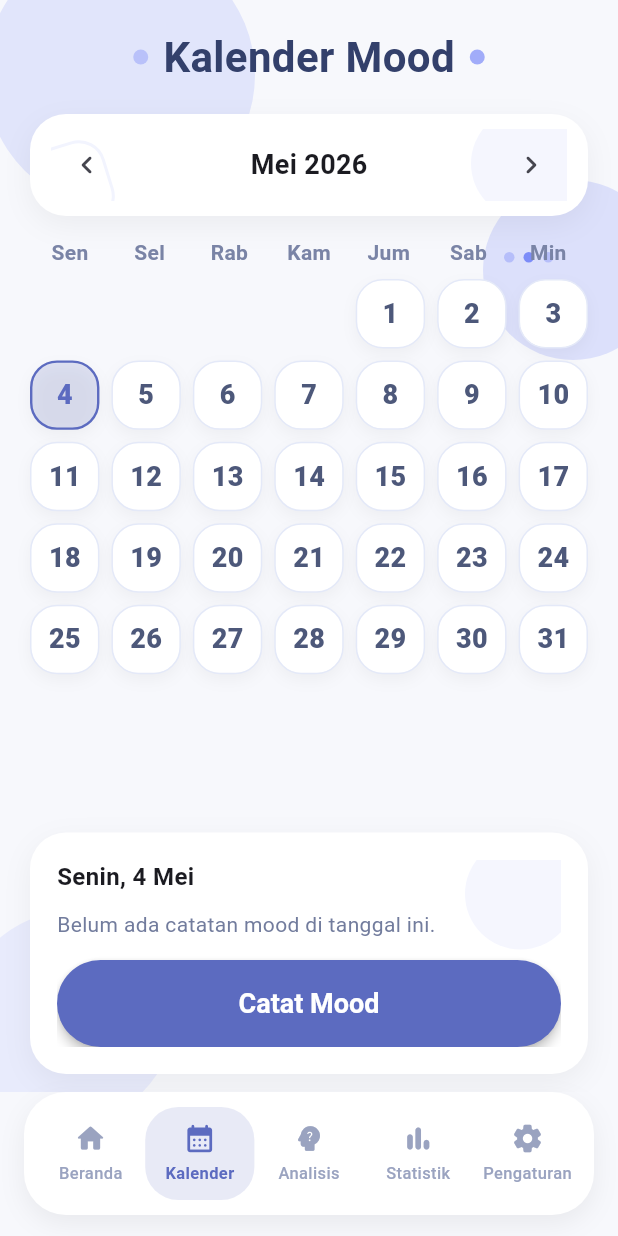
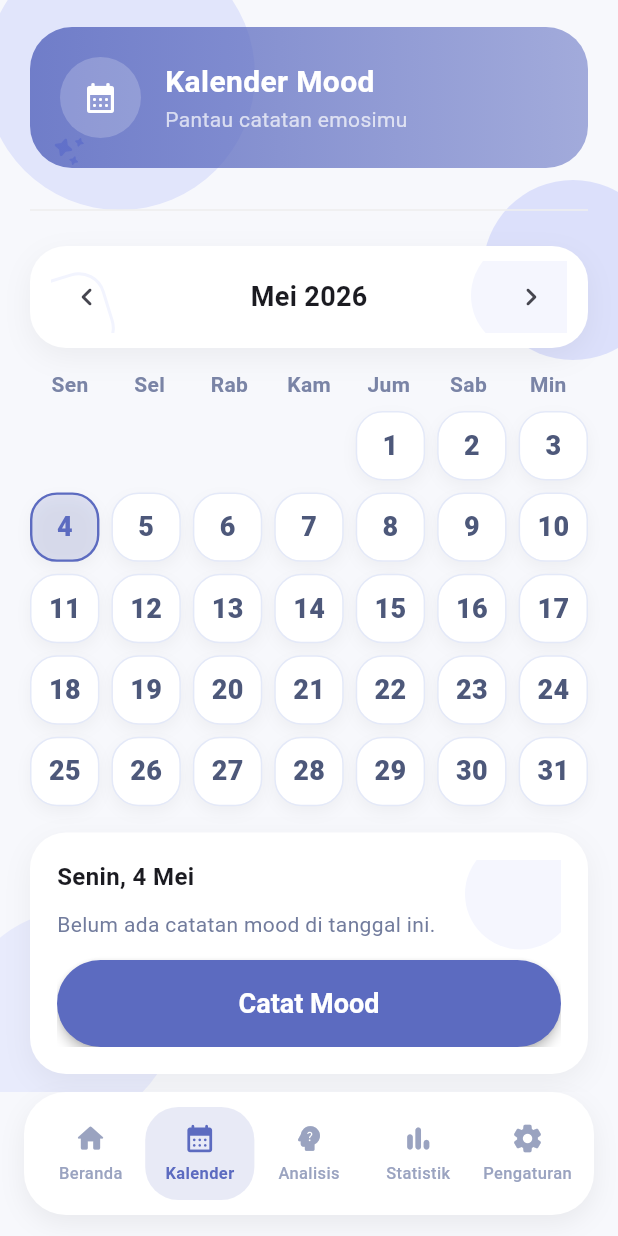
Before and after one commit to paniabisnis-commits/moodspace, a Flutter app: the HomeScreen screen opened directly with empty values, item 2 of the bottom bar chosen, on a phone screen of 412 x 824 dp. Run offline on Flutter 3.47's test engine with Material 3 defaults, Android fonts, the phone set to English and light mode, and no system bars.

```diff
--- a/lib/screens/calendar_screen.dart
+++ b/lib/screens/calendar_screen.dart
@@ -41,8 +41,20 @@ class _CalendarScreenState extends State<CalendarScreen> {
           child: Column(
             crossAxisAlignment: CrossAxisAlignment.start,
             children: [
-              const MoodHeadline('Kalender Mood'),
-              const SizedBox(height: 18),
+              MoodHeader(
+                  title: 'Kalender Mood',
+                  subtitle: 'Pantau catatan emosimu',
+                  icon: Icons.calendar_month_rounded,
+                  accentColor: appPrimary,
+                ),
+                const SizedBox(height: 20),
+
+                Divider(
+                  color: Colors.grey.shade200,
+                  thickness: 1,
+                ),
+
+                const SizedBox(height: 16),
               SectionAccentCard(
                 padding: const EdgeInsets.symmetric(
                   horizontal: 14,
--- a/lib/screens/home_screen.dart
+++ b/lib/screens/home_screen.dart
@@ -347,6 +347,13 @@ class _HomeScreenState extends State<HomeScreen> {
                 'Hai ${widget.userName}, terus lanjutkan perjalanan refleksimu bersama MoodSpace.',
                 style: const TextStyle(color: Color(0xFF657091), height: 1.5),
               ),
+              const SizedBox(height: 20),
+
+              Divider(
+                color: Colors.grey.shade200,
+                thickness: 1,
+              ),
+
               const SizedBox(height: 16),
               ElevatedButton.icon(
                 onPressed: () {
@@ -381,8 +388,25 @@ class _HomeScreenState extends State<HomeScreen> {
             ),
 
 
+            const SizedBox(height: 20),
+
+            Divider(
+              color: Colors.grey.shade200,
+              thickness: 1,
+            ),
+
             const SizedBox(height: 16),
             SegmentedButton<String>(
+
+              style: ButtonStyle(
+                backgroundColor: WidgetStateProperty.resolveWith((states) {
+                  if (states.contains(WidgetState.selected)) {
+                    return appPrimary.withValues(alpha: 0.15);
+                  }
+                  return Colors.grey.shade100;
+                }),
+                foregroundColor: WidgetStateProperty.all(appPrimary),
+              ),
               segments: const [
                 ButtonSegment(value: 'Mingguan', label: Text('Mingguan')),
                 ButtonSegment(value: 'Bulanan', label: Text('Bulanan')),
@@ -405,6 +429,13 @@ class _HomeScreenState extends State<HomeScreen> {
                       fontWeight: FontWeight.bold,
                     ),
                   ),
+                  const SizedBox(height: 20),
+
+                  Divider(
+                    color: Colors.grey.shade200,
+                    thickness: 1,
+                  ),
+
                   const SizedBox(height: 16),
                   ...moodDefinitions.map((definition) {
                     final count = moodCount[definition.label] ?? 0;
@@ -503,9 +534,32 @@ class _HomeScreenState extends State<HomeScreen> {
         child: ListView(
           padding: const EdgeInsets.fromLTRB(20, 18, 20, 12),
           children: [
-            const MoodHeadline('Tren Perasaanmu'),
+            MoodHeader(
+              title: 'Pola Perasaanmu',
+              subtitle: 'Statistik emosimu',
+              icon: Icons.bar_chart_rounded,
+              accentColor: appPrimary,
+            ),
+            const SizedBox(height: 20),
+
+            Divider(
+              color: Colors.grey.shade200,
+              thickness: 1,
+            ),
+
             const SizedBox(height: 16),
             SegmentedButton<String>(
+
+              style: ButtonStyle(
+                backgroundColor: WidgetStateProperty.resolveWith((states) {
+                  if (states.contains(WidgetState.selected)) {
+                    return appPrimary.withValues(alpha: 0.15);
+                  }
+                  return Colors.grey.shade100;
+                }),
+                foregroundColor: WidgetStateProperty.all(appPrimary),
+              ),
+
               segments: const [
                 ButtonSegment(value: 'Mingguan', label: Text('Mingguan')),
                 ButtonSegment(value: 'Bulanan', label: Text('Bulanan')),
@@ -527,6 +581,13 @@ class _HomeScreenState extends State<HomeScreen> {
                       fontWeight: FontWeight.bold,
                     ),
                   ),
+                  const SizedBox(height: 20),
+
+                  Divider(
+                    color: Colors.grey.shade200,
+                    thickness: 1,
+                  ),
+
                   const SizedBox(height: 16),
                   SizedBox(
                     height: 170,
@@ -543,7 +604,8 @@ class _HomeScreenState extends State<HomeScreen> {
                               mainAxisAlignment: MainAxisAlignment.end,
                               children: [
                                 AnimatedContainer(
-                                  duration: const Duration(milliseconds: 300),
+                                  duration: const Duration(milliseconds: 400),
+                                  curve: Curves.easeOut,
                                   height: height,
                                   decoration: BoxDecoration(
                                     gradient: LinearGradient(
@@ -575,6 +637,13 @@ class _HomeScreenState extends State<HomeScreen> {
             ),
             const SizedBox(height: 14),
             SectionAccentCard(
+              padding: const EdgeInsets.all(18),
+              child: Container(
+                decoration: BoxDecoration(
+                  color: appPrimary.withValues(alpha: 0.08),
+                  borderRadius: BorderRadius.circular(16),
+                ),
+                padding: const EdgeInsets.all(12),
               child: Row(
                 children: [
                   const Icon(
@@ -610,6 +679,7 @@ class _HomeScreenState extends State<HomeScreen> {
                     child: const Text('Pelajari Tren'),
                     ),
                   ],
+                ),
               ),
             ),
             const SizedBox(height: 14),
@@ -650,8 +720,16 @@ class _HomeScreenState extends State<HomeScreen> {
                     ),
                     const SizedBox(height: 12),
 
-                    if (testHistory.isEmpty)
-                      const Text('Belum ada hasil tes'),
+                    Column(
+                      children: [
+                        Icon(Icons.psychology_outlined, size: 40, color: Colors.grey),
+                        SizedBox(height: 10),
+                        Text(
+                          'Belum ada hasil tes',
+                          style: TextStyle(color: Colors.grey),
+                        ),
+                      ],
+                    ),
 
                     ...testHistory.map((test) {
                       return Padding(
@@ -673,9 +751,13 @@ class _HomeScreenState extends State<HomeScreen> {
                                       width: 80,
                                       child: Text(e.key),
                                     ),
-                                    Expanded(
+                                    ClipRRect(
+                                      borderRadius: BorderRadius.circular(10),
                                       child: LinearProgressIndicator(
                                         value: e.value / 100,
+                                        minHeight: 8,
+                                        backgroundColor: Colors.grey.shade200,
+                                        color: appPrimary,
                                       ),
                                     ),
                                     const SizedBox(width: 8),
@@ -725,7 +807,12 @@ class _HomeScreenState extends State<HomeScreen> {
         child: ListView(
           padding: const EdgeInsets.fromLTRB(20, 18, 20, 12),
           children: [
-            const MoodHeadline('Pengaturan'),
+            MoodHeader(
+              title: 'Preferensi Kamu',
+              subtitle: 'Atur pengalamanmu',
+              icon: Icons.settings_rounded,
+              accentColor: appPrimary,
+            ),
             const SizedBox(height: 18),
             SectionAccentCard(
               padding: const EdgeInsets.all(18),
@@ -975,7 +1062,9 @@ class _HomeScreenState extends State<HomeScreen> {
     required String secondaryLabel,
     required VoidCallback onSecondaryTap,
   }) {
-    return SectionAccentCard(
+    return AnimatedContainer(
+  duration: Duration(milliseconds: 200),
+  child: SectionAccentCard(
       padding: const EdgeInsets.all(18),
       child: Column(
         crossAxisAlignment: CrossAxisAlignment.start,
@@ -989,17 +1078,23 @@ class _HomeScreenState extends State<HomeScreen> {
             body,
             style: const TextStyle(height: 1.5, color: Color(0xFF697391)),
           ),
+          const SizedBox(height: 20),
+
+            Divider(
+              color: Colors.grey.shade200,
+              thickness: 1,
+            ),
+
             const SizedBox(height: 16),
           Row(
             children: [
               Expanded(
                 child: ElevatedButton(
                   style: ElevatedButton.styleFrom(
+                    backgroundColor: appPrimary,
+                    foregroundColor: Colors.white,
+                    elevation: 0,
                     padding: const EdgeInsets.symmetric(vertical: 14),
-                    textStyle: const TextStyle(
-                      fontSize: 14,
-                      fontWeight: FontWeight.w600,
-                    ),
                     shape: RoundedRectangleBorder(
                       borderRadius: BorderRadius.circular(14),
                     ),
@@ -1012,11 +1107,9 @@ class _HomeScreenState extends State<HomeScreen> {
               Expanded(
                 child: OutlinedButton(
                   style: OutlinedButton.styleFrom(
+                    side: BorderSide(color: appPrimary.withValues(alpha: 0.4)),
+                    foregroundColor: appPrimary,
                     padding: const EdgeInsets.symmetric(vertical: 14),
-                    textStyle: const TextStyle(
-                      fontSize: 14,
-                      fontWeight: FontWeight.w600,
-                    ),
                     shape: RoundedRectangleBorder(
                       borderRadius: BorderRadius.circular(14),
                     ),
@@ -1028,6 +1121,7 @@ class _HomeScreenState extends State<HomeScreen> {
               ],
             )
           ],
+        ),
       ),
     );
   }
```
Also changed, not shown: 1 other file. Lines whose indentation alone changed are shown as unchanged.
